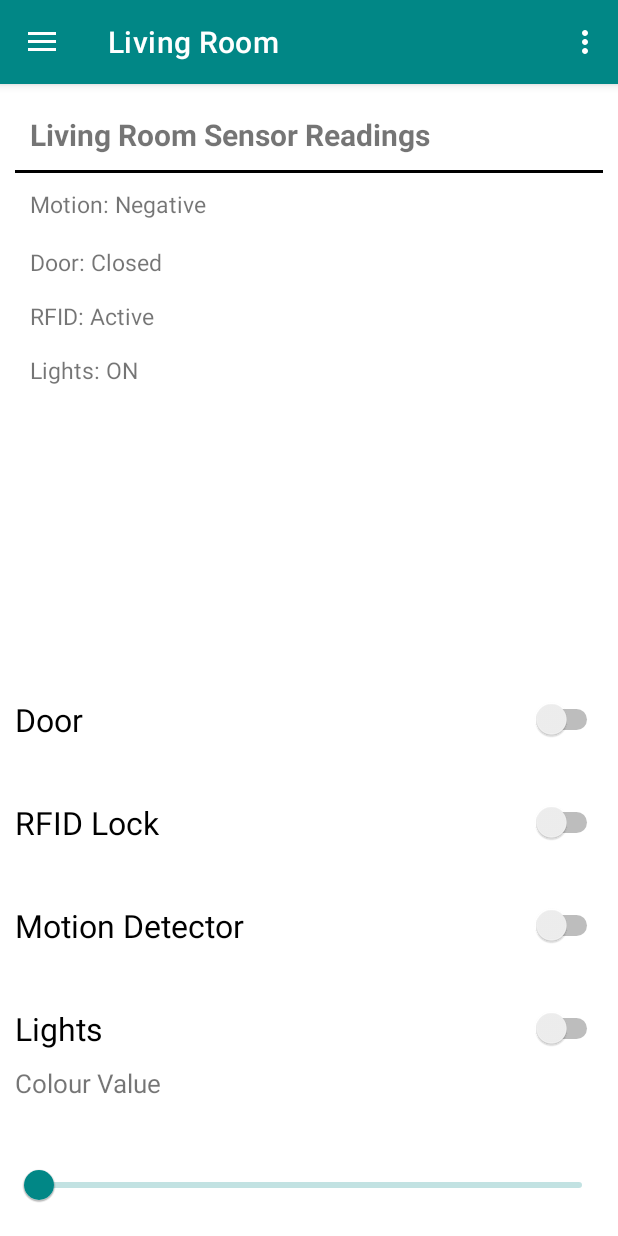
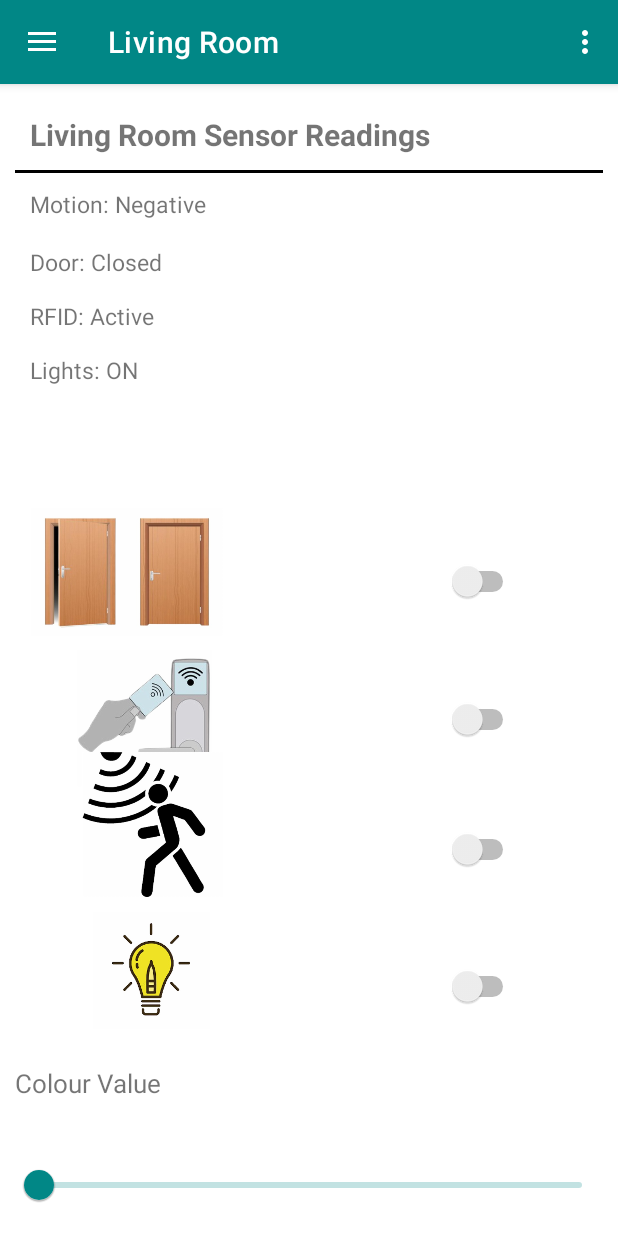
Before and after one commit to naveenKumar5935/smartHomeAutomation, an Android app: the screen it shows after launch (MainActivity), in the side drawer, after a tap on "Living Room", on a phone screen of 412 x 824 dp. Run offline under Robolectric (Android 15) with nearby library versions, the phone set to English and light mode, and no system bars; our stand-ins replace navigation-ui.

Commit message:
Added images in living room fragment layout

```diff
--- a/smartHomeApp/src/main/res/layout/fragment_bedroom.xml
+++ b/smartHomeApp/src/main/res/layout/fragment_bedroom.xml
@@ -50,7 +50,7 @@
         android:layout_width="match_parent"
         android:layout_height="wrap_content"
         android:layout_above="@+id/slider"
-        android:text="Colour Value"
+        android:text="@string/colour_value"
         android:gravity="left"
         android:textSize="17sp"
         android:layout_marginTop="10dp"/>
--- a/smartHomeApp/src/main/res/layout/fragment_kitchen.xml
+++ b/smartHomeApp/src/main/res/layout/fragment_kitchen.xml
@@ -54,7 +54,7 @@
         android:layout_marginTop="10dp"
         android:layout_marginBottom="57dp"
         android:gravity="left"
-        android:text="Brightness Value"
+        android:text="@string/brightness_value"
         android:textSize="17sp" />
 
     <com.google.android.material.slider.Slider
--- a/smartHomeApp/src/main/res/layout/fragment_landing.xml
+++ b/smartHomeApp/src/main/res/layout/fragment_landing.xml
@@ -11,29 +11,33 @@
         android:id="@+id/top_button_row"
         android:layout_width="match_parent"
         android:layout_height="wrap_content"
+        android:layout_alignParentStart="true"
+        android:layout_alignParentTop="true"
+        android:layout_marginStart="0dp"
+        android:layout_marginTop="58dp"
         android:gravity="center"
         android:orientation="horizontal"
         android:padding="20dp">
 
         <Button
             android:id="@+id/button_kitchen"
-            android:text="@string/kitchen"
             android:layout_width="wrap_content"
             android:layout_height="wrap_content"
             android:layout_weight="1"
             android:layout_margin="10dp"
             android:height="150dp"
-            android:width="150dp"/>
+            android:width="150dp"
+            android:text="@string/kitchen" />
 
         <Button
             android:id="@+id/button_bedroom"
-            android:text="@string/bedroom"
             android:layout_width="wrap_content"
             android:layout_height="wrap_content"
+            android:layout_margin="10dp"
+            android:layout_weight="1"
+            android:width="150dp"
             android:height="150dp"
-            android:width="150dp"
-            android:layout_weight="1"
-            android:layout_margin="10dp"/>
+            android:text="@string/bedroom" />
 
     </LinearLayout>
 
--- a/smartHomeApp/src/main/res/layout/fragment_livingroom.xml
+++ b/smartHomeApp/src/main/res/layout/fragment_livingroom.xml
@@ -33,51 +33,108 @@
         android:lineSpacingMultiplier="2"
         android:padding="10dp"
         android:textSize="15sp" />
+
     <Switch
         android:id="@+id/door_switch"
-        android:layout_width="match_parent"
-        android:layout_height="wrap_content"
-        android:text="Door"
-        android:textSize="21sp"
+        android:layout_width="125dp"
+        android:layout_height="49dp"
         android:layout_above="@+id/RFID_switch"
-        android:layout_marginTop="40dp"/>
+        android:layout_alignParentEnd="true"
+        android:layout_marginEnd="56dp"
+        android:layout_marginBottom="43dp"
+        android:textSize="21sp" />
+
     <Switch
         android:id="@+id/RFID_switch"
-        android:layout_width="match_parent"
-        android:layout_height="wrap_content"
-        android:text="RFID Lock"
-        android:textSize="21sp"
+        android:layout_width="126dp"
+        android:layout_height="48dp"
         android:layout_above="@+id/motion_switch"
-        android:layout_marginTop="40dp"/>
+        android:layout_alignParentEnd="true"
+        android:layout_marginEnd="56dp"
+        android:layout_marginBottom="40dp"
+        android:textSize="21sp" />
+
     <Switch
         android:id="@+id/motion_switch"
-        android:layout_width="match_parent"
-        android:layout_height="wrap_content"
-        android:text="Motion Detector"
-        android:textSize="21sp"
+        android:layout_width="136dp"
+        android:layout_height="46dp"
         android:layout_above="@+id/light_switch"
-        android:layout_marginTop="40dp"/>
+        android:layout_alignParentEnd="true"
+        android:layout_marginEnd="56dp"
+        android:layout_marginBottom="3dp"
+        android:textSize="21sp" />
+
     <Switch
         android:id="@+id/light_switch"
-        android:layout_width="match_parent"
-        android:layout_height="wrap_content"
-        android:text="Lights"
-        android:textSize="21sp"
+        android:layout_width="140dp"
+        android:layout_height="49dp"
         android:layout_above="@+id/slider_title"
-        android:layout_marginTop="40dp"/>
+        android:layout_alignParentEnd="true"
+        android:layout_marginTop="40dp"
+        android:layout_marginEnd="56dp"
+        android:layout_marginBottom="18dp"
+
+        android:textSize="21sp" />
+
     <TextView
         android:id="@+id/slider_title"
         android:layout_width="match_parent"
         android:layout_height="wrap_content"
         android:layout_above="@+id/slider"
-        android:text="Colour Value"
+        android:text="@string/colour_value_livingroom"
         android:gravity="left"
         android:textSize="17sp"
         android:layout_marginTop="10dp"/>
+
     <com.google.android.material.slider.Slider
         android:id="@+id/slider"
-        android:layout_width="match_parent"
-        android:layout_height="wrap_content"
-        app:labelBehavior="withinBounds"
-        android:layout_alignParentBottom="true"/>
+        android:layout_width="402dp"
+        android:layout_height="70dp"
+        android:layout_alignParentEnd="true"
+        android:layout_alignParentBottom="true"
+        android:layout_marginEnd="0dp"
+        android:layout_marginBottom="0dp"
+        app:labelBehavior="withinBounds" />
+
+    <ImageView
+        android:id="@+id/imageView3"
+        android:layout_width="164dp"
+        android:layout_height="85dp"
+        android:layout_alignParentBottom="true"
+        android:layout_marginEnd="61dp"
+        android:layout_marginBottom="390dp"
+        android:layout_toStartOf="@+id/door_switch"
+        android:src="@drawable/door" />
+
+    <ImageView
+        android:id="@+id/imageView5"
+        android:layout_width="178dp"
+        android:layout_height="91dp"
+        android:layout_alignParentBottom="true"
+        android:layout_marginEnd="37dp"
+        android:layout_marginBottom="289dp"
+        android:layout_toStartOf="@+id/RFID_switch"
+        android:src="@drawable/rfid" />
+
+    <ImageView
+        android:id="@+id/imageView6"
+        android:layout_width="120dp"
+        android:layout_height="71dp"
+        android:layout_alignParentTop="true"
+        android:layout_alignParentBottom="true"
+        android:layout_marginTop="435dp"
+        android:layout_marginEnd="48dp"
+        android:layout_marginBottom="216dp"
+        android:layout_toStartOf="@+id/motion_switch"
+        android:src="@drawable/motion_detection" />
+
+    <ImageView
+        android:id="@+id/imageView7"
+        android:layout_width="95dp"
+        android:layout_height="78dp"
+        android:layout_alignParentBottom="true"
+        android:layout_marginEnd="57dp"
+        android:layout_marginBottom="128dp"
+        android:layout_toStartOf="@+id/light_switch"
+        android:src="@drawable/lights_on" />
 </RelativeLayout>
--- a/smartHomeApp/src/main/res/values/strings.xml
+++ b/smartHomeApp/src/main/res/values/strings.xml
@@ -54,10 +54,8 @@
     <string name="setting_button_txt">Log Out</string>
     <string name="setting_switch_mode">Landscape Mode:</string>
     <string name="title_activity_splash_screen">SplashScreenActivity</string>
-    <!--
-    This string is used for square devices and overridden by hello_world in
-    values-round/strings.xml for round devices.
-    -->
+
+
     <string name="hello_world">Hello Square World!</string>
     <string name="kitchen">Kitchen</string>
     <string name="bedroom">Bedroom</string>
@@ -66,4 +64,7 @@
     <string name="bedroom_sensor_readings">Bedroom Sensor Readings</string>
     <string name="kitchen_sensor_readings">Kitchen Sensor Readings</string>
     <string name="living_room_sensor_readings">Living Room Sensor Readings</string>
+    <string name="brightness_value">Brightness Value</string>
+    <string name="colour_value">Colour Value</string>
+    <string name="colour_value_livingroom">Colour Value</string>
 </resources>
```
Also changed, not shown: 1 other file.
